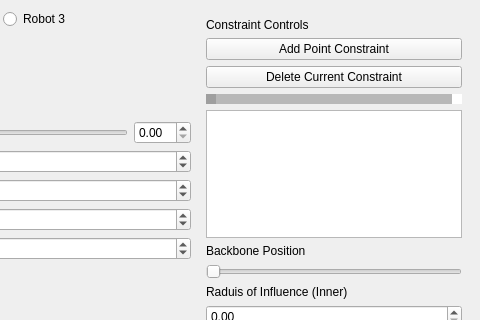
jeremyxu1998/TDCR_Simulator, file mainwindow.ui: the form before one commit; both pictures show x 393 to 873 and y 0 to 320 of the 873 by 808 pixel window.
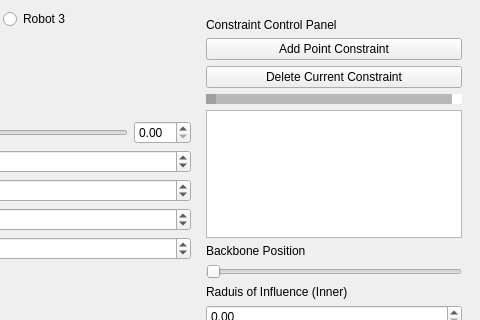
The form after the commit.

Commit message: constraint panel fully connected to controller class, visualizer tbd

The edit to the form file:
```diff
--- a/mainwindow.ui
+++ b/mainwindow.ui
@@ -241,7 +241,7 @@
        <item>
         <widget class="QLabel" name="constraintLabel">
          <property name="text">
-          <string>Constraint Controls</string>
+          <string>Constraint Control Panel</string>
          </property>
         </widget>
        </item>
```
The commit also changes 4 other files.
